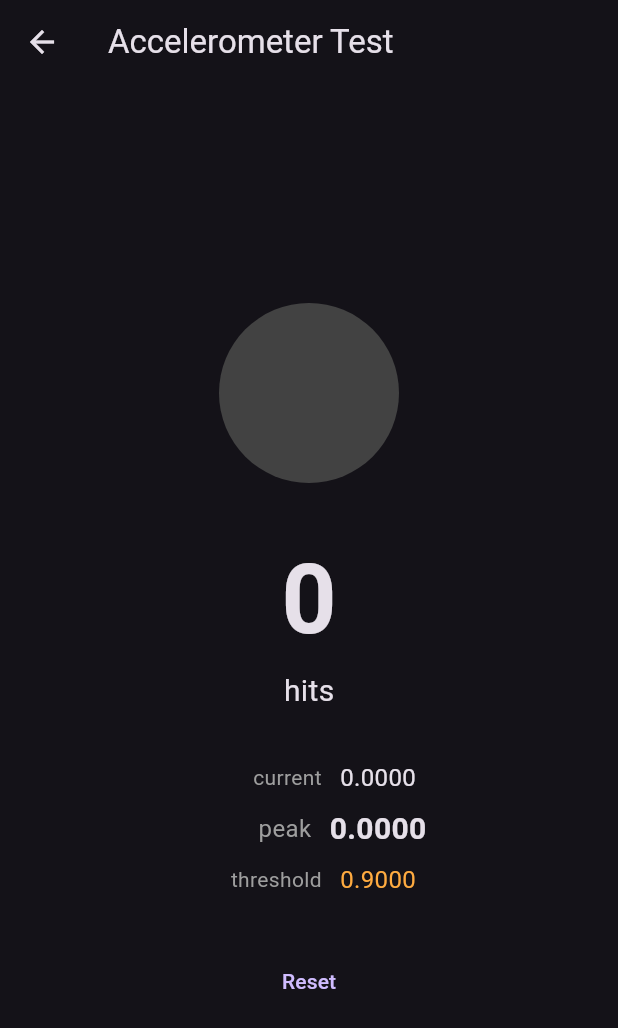
After one commit to emavola/on-beat, a Flutter app: the screen it shows after launch, after a tap on "Accelerometer test", on a phone screen of 412 x 824 dp. The commit adds this screen. Shown: the top 1028 px of the screen. Run offline on Flutter 3.47's test engine with Material 3 defaults, Android fonts, the light colour scheme and no system bars; our stand-ins replace audioplayers, sensors_plus.

Commit message:
Improve accelerometer hit detection and add test page

```diff
--- a/lib/navigation/app_router.dart
+++ b/lib/navigation/app_router.dart
@@ -1,11 +1,14 @@
 import 'package:flutter/material.dart';
 import '/pages/main_page.dart';
 import '/pages/exercise_page.dart';
+import '/pages/accelerometer_test_page.dart';
 import 'app_routes.dart';
 
 class AppRouter {
   static final routes = <String, WidgetBuilder>{
     AppRoutes.main: (context) => const MainPage(),
     AppRoutes.exercise: (context) => ExercisePage(),
+    AppRoutes.accelerometerTest: (context) =>
+        const AccelerometerTestPage(),
   };
 }
--- a/lib/navigation/app_routes.dart
+++ b/lib/navigation/app_routes.dart
@@ -1,4 +1,5 @@
 class AppRoutes {
   static const String main = '/';
   static const String exercise = '/exercise';
+  static const String accelerometerTest = '/accelerometer-test';
 }
--- /dev/null
+++ b/lib/pages/accelerometer_test_page.dart
@@ -0,0 +1,164 @@
+import 'dart:async';
+
+import 'package:flutter/material.dart';
+
+import '../services/accelerometer_service.dart';
+
+class AccelerometerTestPage extends StatefulWidget {
+  const AccelerometerTestPage({super.key});
+
+  @override
+  State<AccelerometerTestPage> createState() => _AccelerometerTestPageState();
+}
+
+class _AccelerometerTestPageState extends State<AccelerometerTestPage> {
+  final AccelerometerService acc = AccelerometerService();
+
+  int _hitCount = 0;
+  bool _flash = false;
+  Timer? _flashTimer;
+
+  double _currentMag = 0;
+  double _peakMag = 0;
+
+  @override
+  void initState() {
+    super.initState();
+    acc.onHitDetected = _onHit;
+    acc.onMagnitudeUpdate = _onMagnitude;
+    acc.start();
+  }
+
+  void _onHit() {
+    _flashTimer?.cancel();
+    setState(() {
+      _hitCount++;
+      _flash = true;
+    });
+    _flashTimer = Timer(const Duration(milliseconds: 150), () {
+      if (mounted) setState(() => _flash = false);
+    });
+  }
+
+  void _onMagnitude(double mag) {
+    if (mounted) {
+      setState(() {
+        _currentMag = mag;
+        if (mag > _peakMag) _peakMag = mag;
+      });
+    }
+  }
+
+  @override
+  Widget build(BuildContext context) {
+    return Scaffold(
+      appBar: AppBar(title: const Text('Accelerometer Test')),
+      body: Center(
+        child: Column(
+          mainAxisAlignment: MainAxisAlignment.center,
+          children: [
+            AnimatedContainer(
+              duration: const Duration(milliseconds: 80),
+              width: 120,
+              height: 120,
+              decoration: BoxDecoration(
+                shape: BoxShape.circle,
+                color: _flash ? Colors.greenAccent : Colors.grey.shade800,
+                boxShadow: _flash
+                    ? [
+                        BoxShadow(
+                          color: Colors.greenAccent.withValues(alpha: 0.6),
+                          blurRadius: 30,
+                          spreadRadius: 10,
+                        ),
+                      ]
+                    : [],
+              ),
+            ),
+            const SizedBox(height: 32),
+            Text(
+              '$_hitCount',
+              style: const TextStyle(fontSize: 64, fontWeight: FontWeight.bold),
+            ),
+            const Text('hits', style: TextStyle(fontSize: 20)),
+            const SizedBox(height: 32),
+            _InfoRow(label: 'current', value: _currentMag),
+            const SizedBox(height: 8),
+            _InfoRow(label: 'peak', value: _peakMag, highlight: true),
+            const SizedBox(height: 8),
+            _InfoRow(
+              label: 'threshold',
+              value: AccelerometerService.threshold,
+              color: Colors.orangeAccent,
+            ),
+            const SizedBox(height: 32),
+            Row(
+              mainAxisAlignment: MainAxisAlignment.center,
+              children: [
+                TextButton(
+                  onPressed: () => setState(() {
+                    _hitCount = 0;
+                    _peakMag = 0;
+                  }),
+                  child: const Text('Reset'),
+                ),
+              ],
+            ),
+          ],
+        ),
+      ),
+    );
+  }
+
+  @override
+  void dispose() {
+    _flashTimer?.cancel();
+    acc.onHitDetected = null;
+    acc.onMagnitudeUpdate = null;
+    acc.stop();
+    super.dispose();
+  }
+}
+
+class _InfoRow extends StatelessWidget {
+  final String label;
+  final double value;
+  final bool highlight;
+  final Color? color;
+
+  const _InfoRow({
+    required this.label,
+    required this.value,
+    this.highlight = false,
+    this.color,
+  });
+
+  @override
+  Widget build(BuildContext context) {
+    return Row(
+      mainAxisAlignment: MainAxisAlignment.center,
+      children: [
+        SizedBox(
+          width: 80,
+          child: Text(
+            label,
+            textAlign: TextAlign.right,
+            style: TextStyle(
+              color: Colors.grey,
+              fontSize: highlight ? 16 : 14,
+            ),
+          ),
+        ),
+        const SizedBox(width: 12),
+        Text(
+          value.toStringAsFixed(4),
+          style: TextStyle(
+            fontSize: highlight ? 20 : 16,
+            fontWeight: highlight ? FontWeight.bold : FontWeight.normal,
+            color: color,
+          ),
+        ),
+      ],
+    );
+  }
+}
--- a/lib/screens/home_screen.dart
+++ b/lib/screens/home_screen.dart
@@ -1,4 +1,5 @@
 import 'package:flutter/material.dart';
+import '../navigation/app_routes.dart';
 
 class HomeScreen extends StatelessWidget {
   const HomeScreen({super.key});
@@ -6,9 +7,20 @@ class HomeScreen extends StatelessWidget {
   @override
   Widget build(BuildContext context) {
     return Center(
-      child: ElevatedButton(
-        onPressed: () => Navigator.pushNamed(context, '/exercise'),
-        child: Text('Go to exercise!'),
+      child: Column(
+        mainAxisAlignment: MainAxisAlignment.center,
+        children: [
+          ElevatedButton(
+            onPressed: () => Navigator.pushNamed(context, AppRoutes.exercise),
+            child: const Text('Go to exercise!'),
+          ),
+          const SizedBox(height: 16),
+          TextButton(
+            onPressed: () =>
+                Navigator.pushNamed(context, AppRoutes.accelerometerTest),
+            child: const Text('Accelerometer test'),
+          ),
+        ],
       ),
     );
   }
--- a/lib/services/accelerometer_service.dart
+++ b/lib/services/accelerometer_service.dart
@@ -1,6 +1,5 @@
 import 'dart:async';
 import 'dart:collection';
-import 'dart:math';
 import 'package:sensors_plus/sensors_plus.dart';
 
 class AccelerometerService {
@@ -14,71 +13,77 @@ class AccelerometerService {
   }
 
   static StreamSubscription<UserAccelerometerEvent>? _subscription;
-  static DateTime _lastHitTime = DateTime.now();
-  static final Duration _hitCooldown = Duration(milliseconds: 0);
-  static const double _treshold = 0.02;
+  static DateTime _lastHitTime = DateTime.fromMillisecondsSinceEpoch(0);
+  static const Duration _hitCooldown = Duration(milliseconds: 100);
+  static const double threshold = 0.9;
+
+  // Sliding window buffer for smoothing (size 7)
+  static final Queue<double> _avgBuffer = Queue();
+  static const int _bufferSize = 7;
+
+  static double _previousSmoothed = 0;
+  static const double _alphaLowPass = 0.2;
+
   void Function()? onHitDetected;
-  static List<double> magnitudesForChart = [0, 0];
-  static Queue<double> avgBuffer = Queue();
-  static double previousMagnitude = 0;
-  static const double alphaLowPass = 0.01;
+  void Function(double magnitude)? onMagnitudeUpdate;
+
+  // Public magnitudes for chart display
+  static List<double> magnitudesForChart = [];
 
   void start() {
-    avgBuffer.addAll([0, 0, 0, 0, 0, 0, 0]);
+    _avgBuffer.clear();
+    for (int i = 0; i < _bufferSize; i++) {
+      _avgBuffer.add(0);
+    }
+    _previousSmoothed = 0;
+    magnitudesForChart.clear();
     _subscription?.cancel();
-    _subscription = userAccelerometerEventStream().listen(_detectHit);
+    _subscription = userAccelerometerEventStream(
+      samplingPeriod: SensorInterval.fastestInterval,
+    ).listen(_detectHit);
   }
 
   void stop() {
     _subscription?.cancel();
+    _subscription = null;
   }
 
   void _detectHit(UserAccelerometerEvent event) {
     final now = DateTime.now();
-    double magnitude = sqrt(
-      event.x * event.x * 0 + event.y * event.y * 0 + event.z * event.z * 3,
-    );
 
-    // avg buffer to make the graph smoother
-    avgBuffer.removeLast();
-    avgBuffer.add(magnitude);
-    double avg = avgBuffer.reduce((a, b) => a + b) / avgBuffer.length;
-    // Low-pass filter
-    double smoothed =
-        alphaLowPass * previousMagnitude + (1 - alphaLowPass) * avg;
-    smoothed = smoothed >= 0.003 ? smoothed : 0;
+    // Only Z axis for vertical drum strike detection
+    final double magnitude = event.z.abs();
+
+    // Proper sliding window: remove oldest, add newest
+    _avgBuffer.removeFirst();
+    _avgBuffer.add(magnitude);
+    final double avg = _avgBuffer.reduce((a, b) => a + b) / _bufferSize;
+
+    // Low-pass filter: smooth the signal using previous smoothed value
+    final double smoothed =
+        _alphaLowPass * avg + (1 - _alphaLowPass) * _previousSmoothed;
+    _previousSmoothed = smoothed;
+
     magnitudesForChart.add(smoothed);
-    if (smoothed < 0) {
-      print("Minore di zero strunz");
-    }
     if (magnitudesForChart.length > 100) {
       magnitudesForChart.removeAt(0);
     }
 
-    //update every tick
-    onHitDetected?.call();
-    /* Previous shot detection with trashold
-    if (magnitude > _treshold && now.difference(_lastHitTime) > _hitCooldown) {
-      print('💥 Colpo rilevato!');
+    onMagnitudeUpdate?.call(magnitude);
+
+    // Threshold + cooldown on raw magnitude.
+    final bool cooledDown = now.difference(_lastHitTime) > _hitCooldown;
+    if (magnitude > threshold && cooledDown) {
+      _lastHitTime = now;
+      print('💥 Hit detected! raw=${magnitude.toStringAsFixed(4)}');
       onHitDetected?.call();
-      _lastHitTime = now;
-    }*/
-
-    List<double> dev = getDerivative();
-    if (dev.last > 0 && dev[dev.length - 2] <= 0) {
-      print('💥 Colpo rilevato!');
-      onHitDetected?.call();
-      _lastHitTime = now;
     }
-    previousMagnitude = magnitude;
   }
 
   List<double> getDerivative() {
-    List<double> slopes = [];
-
+    final List<double> slopes = [];
     for (int i = 1; i < magnitudesForChart.length; i++) {
-      double delta = magnitudesForChart[i] - magnitudesForChart[i - 1];
-      slopes.add(delta);
+      slopes.add(magnitudesForChart[i] - magnitudesForChart[i - 1]);
     }
     return slopes;
   }
```
